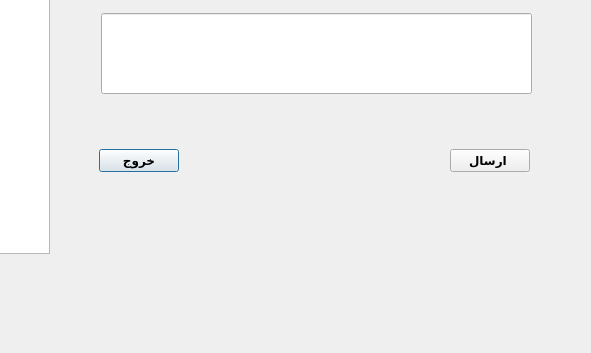
Qt form sendjozvedialog.ui (AliRn76/Student-Portal) before a commit; both pictures show x 609 to 1200 and y 147 to 500 of the 1200 by 500 pixel window.
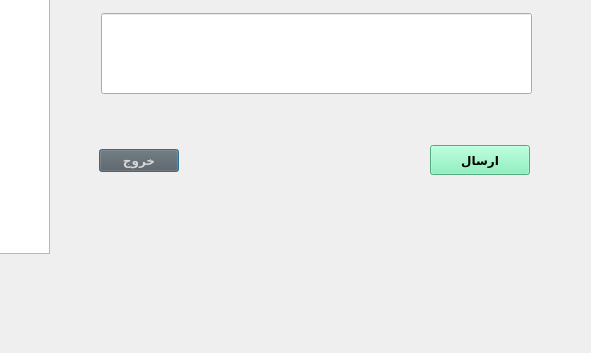
The same form after that commit.

Commit message: 2- Add Class Memebr Form and fix buttons color

The edit to the form file:
```diff
--- a/sendjozvedialog.ui
+++ b/sendjozvedialog.ui
@@ -54,6 +54,10 @@
         <bold>true</bold>
        </font>
       </property>
+      <property name="styleSheet">
+       <string notr="true">background-color: rgb(91, 91, 91);
+color: rgb(214, 214, 214);</string>
+      </property>
       <property name="text">
        <string>خروج</string>
       </property>
@@ -74,6 +78,12 @@
     </item>
     <item>
      <widget class="QPushButton" name="pushButton_Send">
+      <property name="minimumSize">
+       <size>
+        <width>100</width>
+        <height>30</height>
+       </size>
+      </property>
       <property name="font">
        <font>
         <family>B Nazanin</family>
@@ -82,8 +92,11 @@
         <bold>true</bold>
        </font>
       </property>
+      <property name="styleSheet">
+       <string notr="true">background-color:rgb(118, 240, 179)</string>
+      </property>
       <property name="text">
-       <string>ارسال </string>
+       <string>ارسال</string>
       </property>
      </widget>
     </item>
```
The commit also changes 10 other files.
